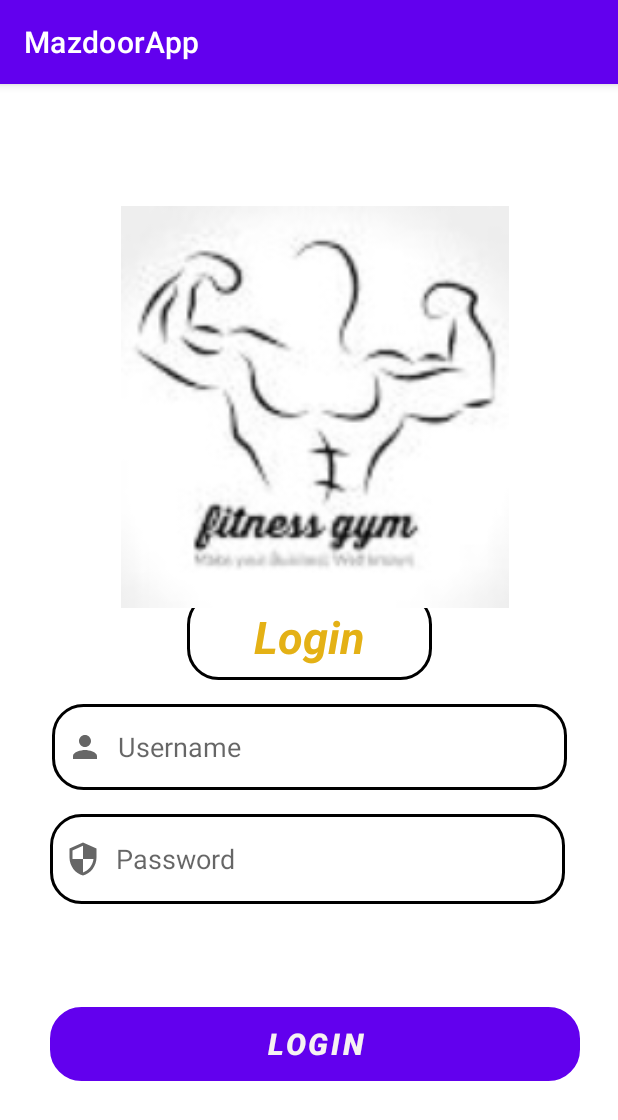
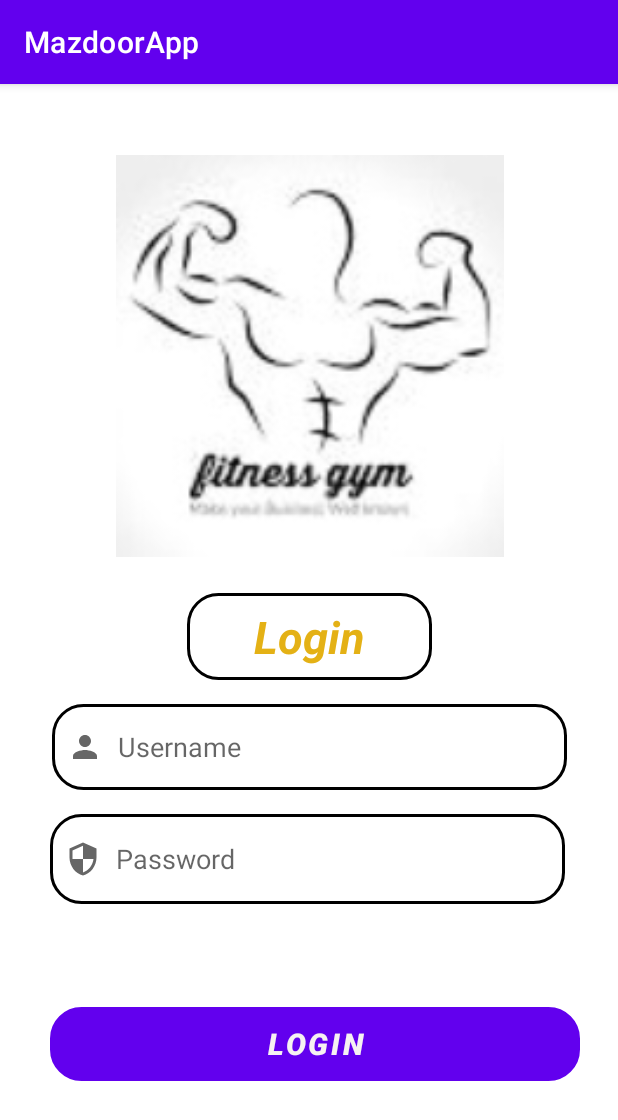
Before and after one commit to MuhammadArsalan123/Mazdoorapp, an Android app: the MainActivity screen opened directly, with no data from a screen before it, on a phone screen of 412 x 824 dp. Shown: the top 1120 px of the screen. Run offline under Robolectric (Android 15) with nearby library versions, the phone set to English and light mode, and no system bars.

Commit message:
pic change

```diff
--- a/app/src/main/res/layout/activity_main.xml
+++ b/app/src/main/res/layout/activity_main.xml
@@ -82,10 +82,9 @@
         android:layout_height="268dp"
         app:layout_constraintBottom_toBottomOf="parent"
         app:layout_constraintEnd_toEndOf="parent"
-        app:layout_constraintHorizontal_bias="0.435"
         app:layout_constraintStart_toStartOf="parent"
         app:layout_constraintTop_toTopOf="parent"
-        app:layout_constraintVertical_bias="0.162"
+        app:layout_constraintVertical_bias="0.095"
         app:srcCompat="@drawable/logo" />
 
 </androidx.constraintlayout.widget.ConstraintLayout>
```
